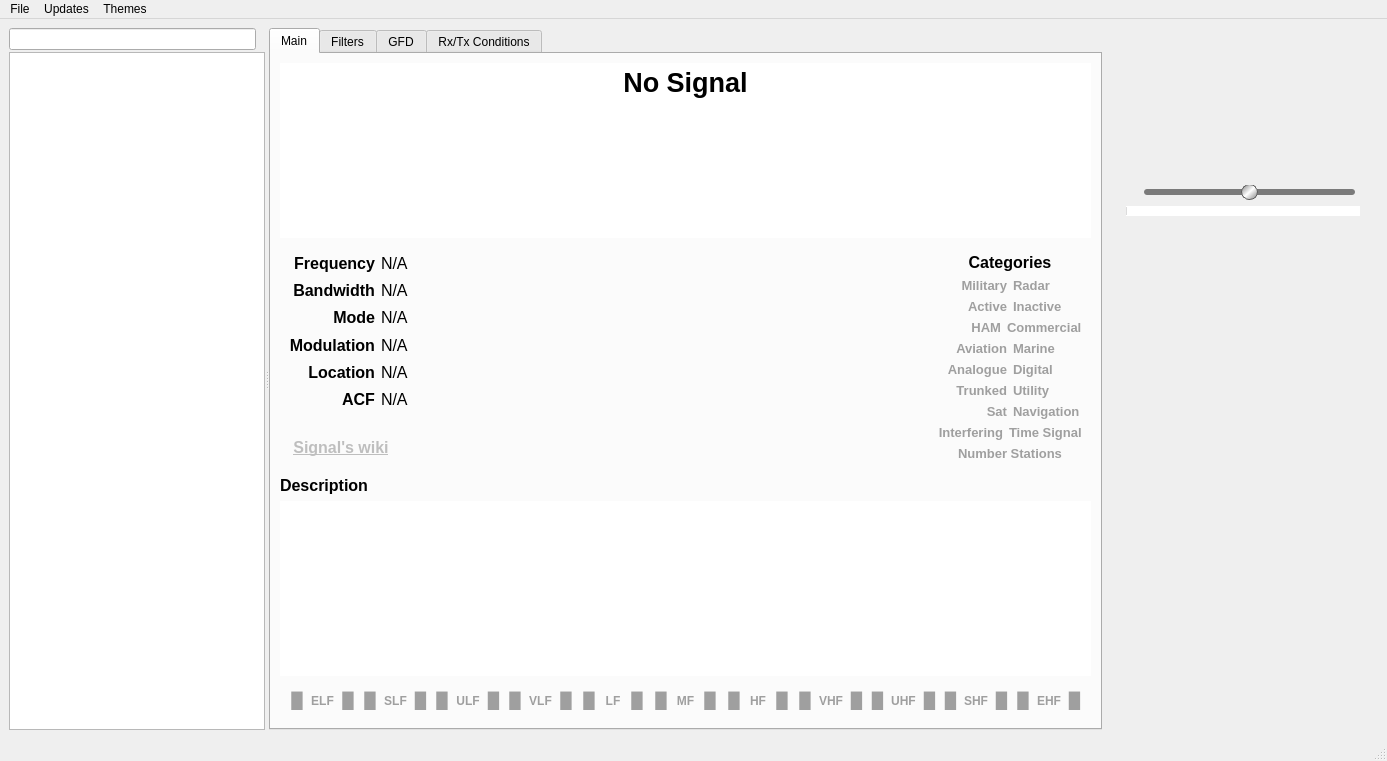
Before: the Qt Designer form artemis.ui in vbrizgamnk/Artemis, drawn with Qt 5.
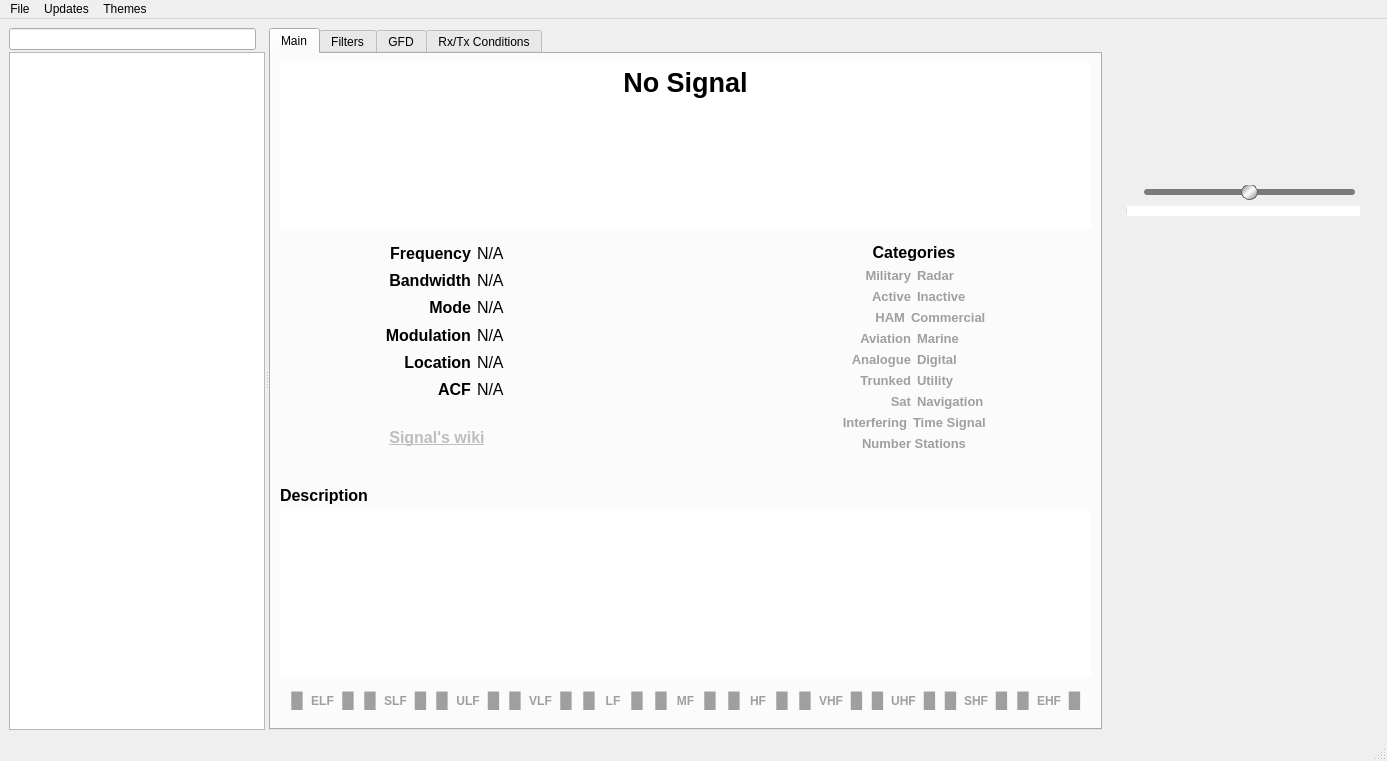
After: the same form once the commit is applied. The open tabs and pages were chosen to show the change. Icons and pictures are not drawn. Custom widgets are drawn as their Qt base class.

Commit message: Add clickable progress bar class. Few changes of main screen. Round floating point numbers to 2 decimanl digits in man screen. Hide border in mode screen for themes

Patch:
```diff
--- a/artemis.ui
+++ b/artemis.ui
@@ -199,8 +199,46 @@
         <attribute name="title">
          <string>Main</string>
         </attribute>
-        <layout class="QVBoxLayout" name="verticalLayout_3">
-         <item>
+        <layout class="QGridLayout" name="gridLayout_2">
+         <item row="1" column="0">
+          <spacer name="horizontalSpacer_19">
+           <property name="orientation">
+            <enum>Qt::Horizontal</enum>
+           </property>
+           <property name="sizeType">
+            <enum>QSizePolicy::Minimum</enum>
+           </property>
+           <property name="sizeHint" stdset="0">
+            <size>
+             <width>90</width>
+             <height>20</height>
+            </size>
+           </property>
+          </spacer>
+         </item>
+         <item row="4" column="0" colspan="3">
+          <widget class="QTextBrowser" name="description_text">
+           <property name="font">
+            <font>
+             <pointsize>11</pointsize>
+            </font>
+           </property>
+           <property name="styleSheet">
+            <string notr="true">border: 0px;
+/*border-radius: 8px;*/</string>
+           </property>
+           <property name="verticalScrollBarPolicy">
+            <enum>Qt::ScrollBarAsNeeded</enum>
+           </property>
+           <property name="horizontalScrollBarPolicy">
+            <enum>Qt::ScrollBarAsNeeded</enum>
+           </property>
+           <property name="readOnly">
+            <bool>true</bool>
+           </property>
+          </widget>
+         </item>
+         <item row="0" column="0" colspan="3">
           <widget class="QTextBrowser" name="name_lab">
            <property name="sizePolicy">
             <sizepolicy hsizetype="Expanding" vsizetype="Maximum">
@@ -233,10 +271,57 @@
            </property>
           </widget>
          </item>
+         <item row="3" column="0">
+          <widget class="QLabel" name="label_9">
+           <property name="sizePolicy">
+            <sizepolicy hsizetype="Fixed" vsizetype="Preferred">
+             <horstretch>0</horstretch>
+             <verstretch>0</verstretch>
+            </sizepolicy>
+           </property>
+           <property name="font">
+            <font>
+             <pointsize>12</pointsize>
+             <weight>75</weight>
+             <bold>true</bold>
+            </font>
+           </property>
+           <property name="text">
+            <string>Description</string>
+           </property>
+           <property name="alignment">
+            <set>Qt::AlignCenter</set>
+           </property>
+          </widget>
+         </item>
+         <item row="1" column="2">
+          <spacer name="horizontalSpacer_20">
+           <property name="orientation">
+            <enum>Qt::Horizontal</enum>
+           </property>
+           <property name="sizeType">
+            <enum>QSizePolicy::Minimum</enum>
+           </property>
+           <property name="sizeHint" stdset="0">
+            <size>
+             <width>90</width>
+             <height>20</height>
+            </size>
+           </property>
+          </spacer>
+         </item>
+         <item row="1" column="1">
+          <layout class="QHBoxLayout" name="horizontalLayout_40">
          <item>
-          <layout class="QGridLayout" name="gridLayout_2">
-           <item row="0" column="0">
+            <layout class="QVBoxLayout" name="verticalLayout_3">
+             <item>
             <widget class="QWidget" name="widget_5" native="true">
+               <property name="sizePolicy">
+                <sizepolicy hsizetype="Expanding" vsizetype="Preferred">
+                 <horstretch>0</horstretch>
+                 <verstretch>0</verstretch>
+                </sizepolicy>
+               </property>
              <layout class="QGridLayout" name="gridLayout_4">
               <item row="5" column="1">
                <widget class="QLabel" name="acf_lab">
@@ -523,7 +608,54 @@
              </layout>
             </widget>
            </item>
-           <item row="0" column="1" rowspan="2">
+             <item>
+              <widget class="QWidget" name="widget_4" native="true">
+               <property name="sizePolicy">
+                <sizepolicy hsizetype="Fixed" vsizetype="Fixed">
+                 <horstretch>0</horstretch>
+                 <verstretch>0</verstretch>
+                </sizepolicy>
+               </property>
+               <layout class="QHBoxLayout" name="horizontalLayout_17">
+                <item>
+                 <widget class="QPushButton" name="url_button">
+                  <property name="enabled">
+                   <bool>false</bool>
+                  </property>
+                  <property name="sizePolicy">
+                   <sizepolicy hsizetype="Fixed" vsizetype="Fixed">
+                    <horstretch>0</horstretch>
+                    <verstretch>0</verstretch>
+                   </sizepolicy>
+                  </property>
+                  <property name="font">
+                   <font>
+                    <pointsize>12</pointsize>
+                    <weight>75</weight>
+                    <bold>true</bold>
+                    <underline>true</underline>
+                   </font>
+                  </property>
+                  <property name="toolTip">
+                   <string>&lt;html&gt;&lt;head/&gt;&lt;body&gt;&lt;p&gt;&lt;span style=&quot; color:#000000;&quot;&gt;Go to the signal's wiki.&lt;/span&gt;&lt;/p&gt;&lt;/body&gt;&lt;/html&gt;</string>
+                  </property>
+                  <property name="styleSheet">
+                   <string notr="true"/>
+                  </property>
+                  <property name="text">
+                   <string>Signal's wiki</string>
+                  </property>
+                  <property name="flat">
+                   <bool>true</bool>
+                  </property>
+                 </widget>
+                </item>
+               </layout>
+              </widget>
+             </item>
+            </layout>
+           </item>
+           <item>
             <widget class="QWidget" name="widget_3" native="true">
              <property name="sizePolicy">
               <sizepolicy hsizetype="Fixed" vsizetype="Fixed">
@@ -1032,99 +1164,25 @@
              </layout>
             </widget>
            </item>
-           <item row="1" column="0">
-            <widget class="QWidget" name="widget_4" native="true">
-             <property name="sizePolicy">
-              <sizepolicy hsizetype="Fixed" vsizetype="Fixed">
-               <horstretch>0</horstretch>
-               <verstretch>0</verstretch>
-              </sizepolicy>
-             </property>
-             <layout class="QHBoxLayout" name="horizontalLayout_17">
-              <item>
-               <widget class="QPushButton" name="url_button">
-                <property name="enabled">
-                 <bool>false</bool>
-                </property>
-                <property name="sizePolicy">
-                 <sizepolicy hsizetype="Fixed" vsizetype="Fixed">
-                  <horstretch>0</horstretch>
-                  <verstretch>0</verstretch>
-                 </sizepolicy>
-                </property>
-                <property name="font">
-                 <font>
-                  <pointsize>12</pointsize>
-                  <weight>75</weight>
-                  <bold>true</bold>
-                  <underline>true</underline>
-                 </font>
-                </property>
-                <property name="toolTip">
-                 <string>&lt;html&gt;&lt;head/&gt;&lt;body&gt;&lt;p&gt;&lt;span style=&quot; color:#000000;&quot;&gt;Go to the signal's wiki.&lt;/span&gt;&lt;/p&gt;&lt;/body&gt;&lt;/html&gt;</string>
-                </property>
-                <property name="styleSheet">
-                 <string notr="true"/>
-                </property>
-                <property name="text">
-                 <string>Signal's wiki</string>
-                </property>
-                <property name="flat">
-                 <bool>true</bool>
-                </property>
-               </widget>
-              </item>
-             </layout>
-            </widget>
-           </item>
-          </layout>
-         </item>
-         <item>
-          <widget class="QLabel" name="label_9">
-           <property name="sizePolicy">
-            <sizepolicy hsizetype="Fixed" vsizetype="Preferred">
-             <horstretch>0</horstretch>
-             <verstretch>0</verstretch>
-            </sizepolicy>
+          </layout>
+         </item>
+         <item row="2" column="0" colspan="3">
+          <spacer name="verticalSpacer_12">
+           <property name="orientation">
+            <enum>Qt::Vertical</enum>
            </property>
-           <property name="font">
-            <font>
-             <pointsize>12</pointsize>
-             <weight>75</weight>
-             <bold>true</bold>
-            </font>
+           <property name="sizeType">
+            <enum>QSizePolicy::MinimumExpanding</enum>
            </property>
-           <property name="text">
-            <string>Description</string>
+           <property name="sizeHint" stdset="0">
+            <size>
+             <width>20</width>
+             <height>20</height>
+            </size>
            </property>
-           <property name="alignment">
-            <set>Qt::AlignCenter</set>
-           </property>
-          </widget>
+          </spacer>
          </item>
-         <item>
-          <widget class="QTextBrowser" name="description_text">
-           <property name="font">
-            <font>
-             <pointsize>11</pointsize>
-            </font>
-           </property>
-           <property name="styleSheet">
-            <string notr="true">border: 0px;
-/*border-radius: 8px;*/</string>
-           </property>
-           <property name="verticalScrollBarPolicy">
-            <enum>Qt::ScrollBarAsNeeded</enum>
-           </property>
-           <property name="horizontalScrollBarPolicy">
-            <enum>Qt::ScrollBarAsNeeded</enum>
-           </property>
-           <property name="readOnly">
-            <bool>true</bool>
-           </property>
-          </widget>
-         </item>
-         <item>
+         <item row="5" column="0" colspan="3">
           <widget class="QWidget" name="widget_6" native="true">
            <property name="toolTip">
             <string>&lt;html&gt;&lt;head/&gt;&lt;body&gt;&lt;p&gt;&lt;span style=&quot; color:#000000;&quot;&gt;Frequency bands&lt;/span&gt;&lt;/p&gt;&lt;/body&gt;&lt;/html&gt;</string>
@@ -6936,6 +6994,11 @@
    <extends>QLabel</extends>
    <header>switchable_label.h</header>
   </customwidget>
+  <customwidget>
+   <class>ClickableProgressBar</class>
+   <extends>QProgressBar</extends>
+   <header>clickable_progress_bar.h</header>
+  </customwidget>
  </customwidgets>
  <resources>
   <include location="icon.qrc"/>
```
Left out of the diff: 145 changed lines with no effect on the pictures. Lines whose indentation alone changed are shown as unchanged. The commit also changes 7 other files.
